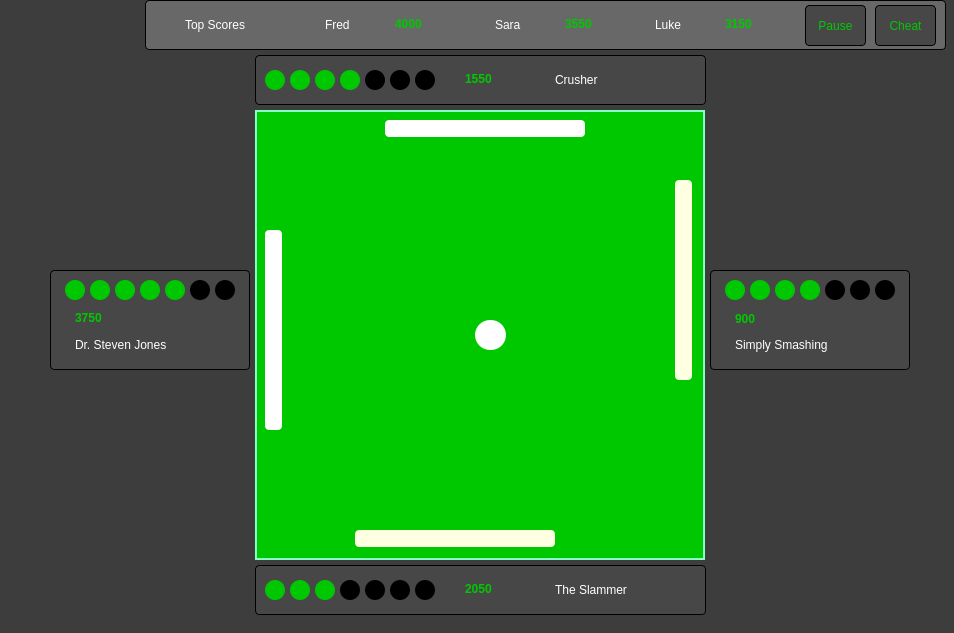
The window that all-4-pong/ingame.ui (twetm967/all-4-pong) describes before a commit, drawn with Qt 5.
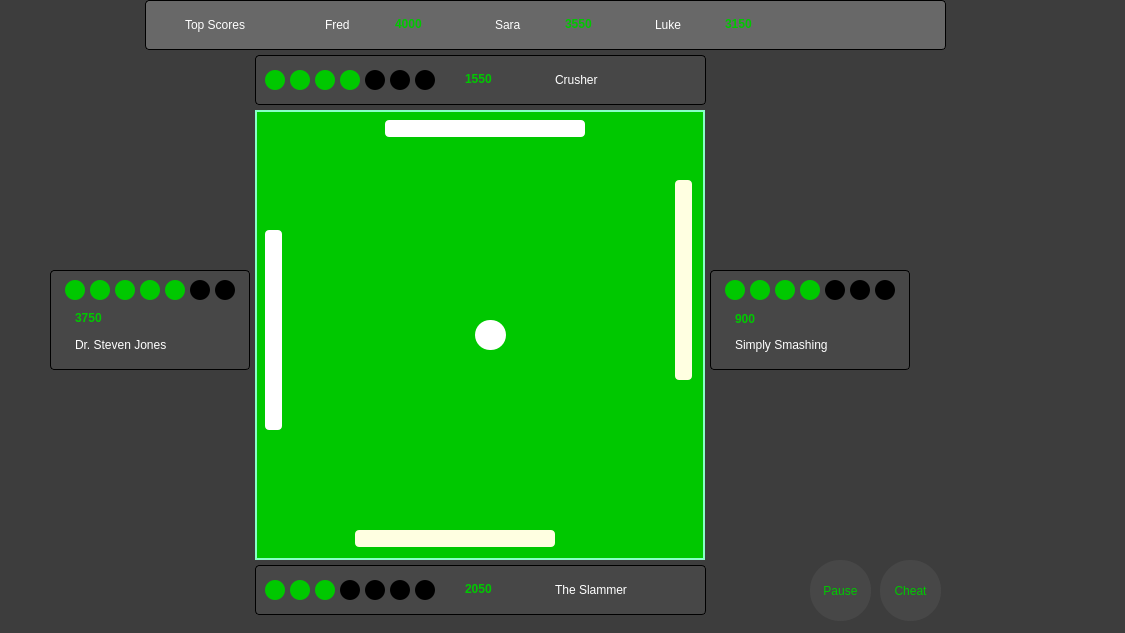
The same window after the commit.

Commit message: Modified MM and GC GUI windows

What changed in the file:
```diff
--- a/all-4-pong/ingame.ui
+++ b/all-4-pong/ingame.ui
@@ -6,7 +6,7 @@
    <rect>
     <x>0</x>
     <y>0</y>
-    <width>954</width>
+    <width>1125</width>
     <height>633</height>
    </rect>
   </property>
@@ -348,17 +348,16 @@
   <widget class="QPushButton" name="btnPause">
    <property name="geometry">
     <rect>
-     <x>805</x>
-     <y>5</y>
+     <x>810</x>
+     <y>560</y>
      <width>61</width>
-     <height>41</height>
+     <height>61</height>
     </rect>
    </property>
    <property name="styleSheet">
     <string notr="true">background-color: rgb(71, 71, 71);
-border: 1px solid rgb(0, 0, 0);
 color: rgb(0, 200, 0);
-border-radius: 4px;</string>
+border-radius: 30px;</string>
    </property>
    <property name="text">
     <string>Pause</string>
@@ -385,17 +384,16 @@
   <widget class="QPushButton" name="btnCheat">
    <property name="geometry">
     <rect>
-     <x>875</x>
-     <y>5</y>
+     <x>880</x>
+     <y>560</y>
      <width>61</width>
-     <height>41</height>
+     <height>61</height>
     </rect>
    </property>
    <property name="styleSheet">
     <string notr="true">background-color: rgb(71, 71, 71);
-border: 1px solid rgb(0, 0, 0);
 color: rgb(0, 200, 0);
-border-radius: 4px;</string>
+border-radius: 30px;</string>
    </property>
    <property name="text">
     <string>Cheat</string>
```
Left out of the diff: 2 changed lines with no effect on the pictures. The commit also changes 4 other files.
